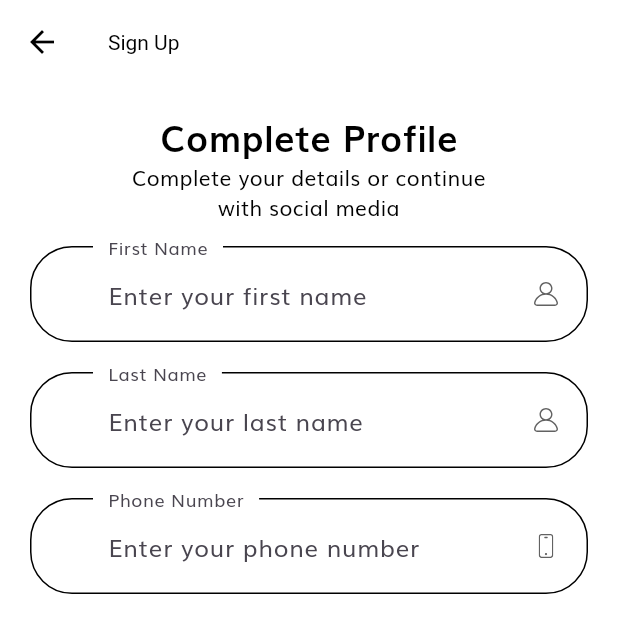
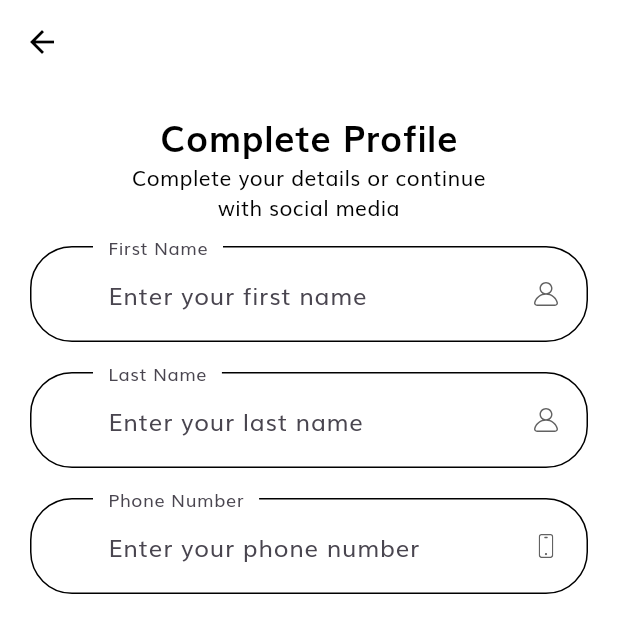
Before and after one commit to leovewc/mobile_campets, a Flutter app: the CompleteProfileScreen screen opened by its route, on a phone screen of 412 x 824 dp, the top half of it. Run offline on Flutter 3.47's test engine with Material 3 defaults, Android fonts, the light colour scheme and no system bars; our stand-ins replace app_links, cloud_firestore, firebase_auth, firebase_core, flutter_markdown, flutter_svg and 2 more; accounts and stored records are empty; project files that could hold a hidden picture were left out.

Commit message:
A little Modification

```diff
--- a/lib/screens/complete_profile/complete_profile_screen.dart
+++ b/lib/screens/complete_profile/complete_profile_screen.dart
@@ -11,7 +11,7 @@ class CompleteProfileScreen extends StatelessWidget {
   Widget build(BuildContext context) {
     return Scaffold(
       appBar: AppBar(
-        title: const Text('Sign Up'),
+        // title: const Text('Sign Up'),  // 删除标题
       ),
       body: SafeArea(
         child: SizedBox(
```
Also changed, not shown: assets/images/success_1.png.
